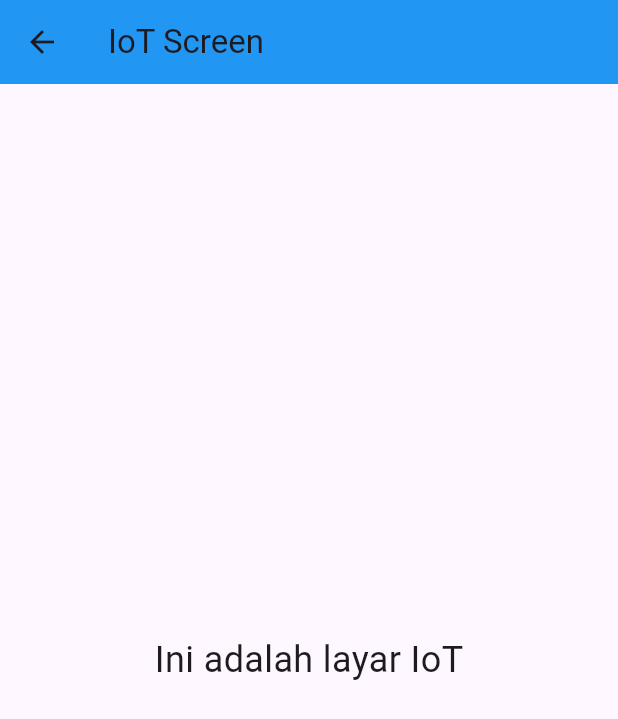
After one commit to ghiyaazt/CloudHome_Project-Workshop-Aplikasi-Mobile, a Flutter app: the IotScreen screen opened directly, on a phone screen of 412 x 824 dp. The commit adds this screen. Shown: the top 719 px of the screen. Run offline on Flutter 3.47's test engine with Material 3 defaults, Android fonts, the phone set to English and light mode, and no system bars; our stand-ins replace font_awesome_flutter.

Commit message:
update 281024

```diff
--- a/lib/screens/control_screen.dart
+++ b/lib/screens/control_screen.dart
@@ -1,10 +1,10 @@
 import 'package:flutter/material.dart';
 
 void main() {
-  runApp(AplikasiSaya());
+  runApp(MenuControl());
 }
 
-class AplikasiSaya extends StatelessWidget {
+class MenuControl extends StatelessWidget {
   @override
   Widget build(BuildContext context) {
     return MaterialApp(
--- /dev/null
+++ b/lib/screens/iot.dart
@@ -0,0 +1,19 @@
+import 'package:flutter/material.dart';
+
+class IotScreen extends StatelessWidget {
+  @override
+  Widget build(BuildContext context) {
+    return Scaffold(
+      appBar: AppBar(
+        title: Text('IoT Screen'),
+        backgroundColor: Colors.blue,
+      ),
+      body: Center(
+        child: Text(
+          'Ini adalah layar IoT',
+          style: TextStyle(fontSize: 24),
+        ),
+      ),
+    );
+  }
+}
--- a/lib/screens/login_screen.dart
+++ b/lib/screens/login_screen.dart
@@ -1,5 +1,5 @@
 import 'package:flutter/material.dart';
-import 'weather_screen.dart'; // Pastikan Anda juga membuat file ini untuk layar cuaca
+// Pastikan Anda juga membuat file ini untuk layar cuaca
 import 'home.dart';
 
 class LayarLogin extends StatelessWidget {
```
Also changed, not shown: lib/screens/home.dart (+39 -8 lines).
